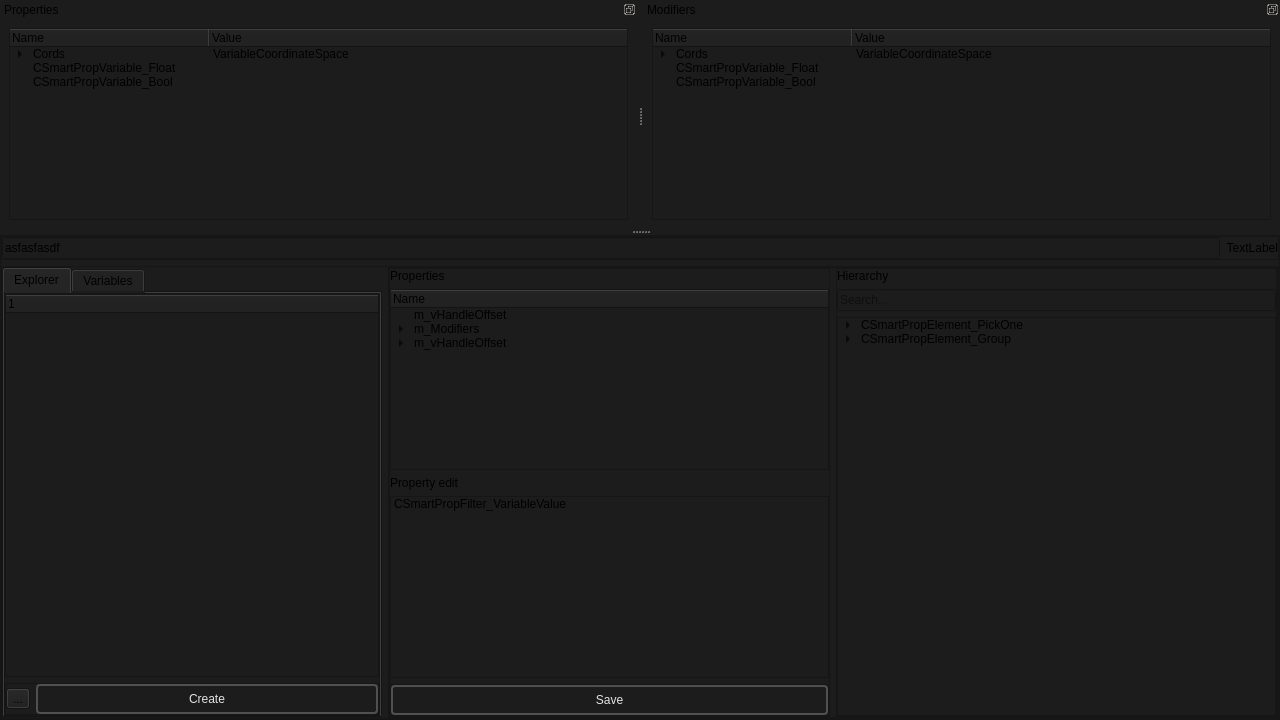
Qt form smartprop_editor/main.ui (dertwist/Hammer5Tools) before a commit.
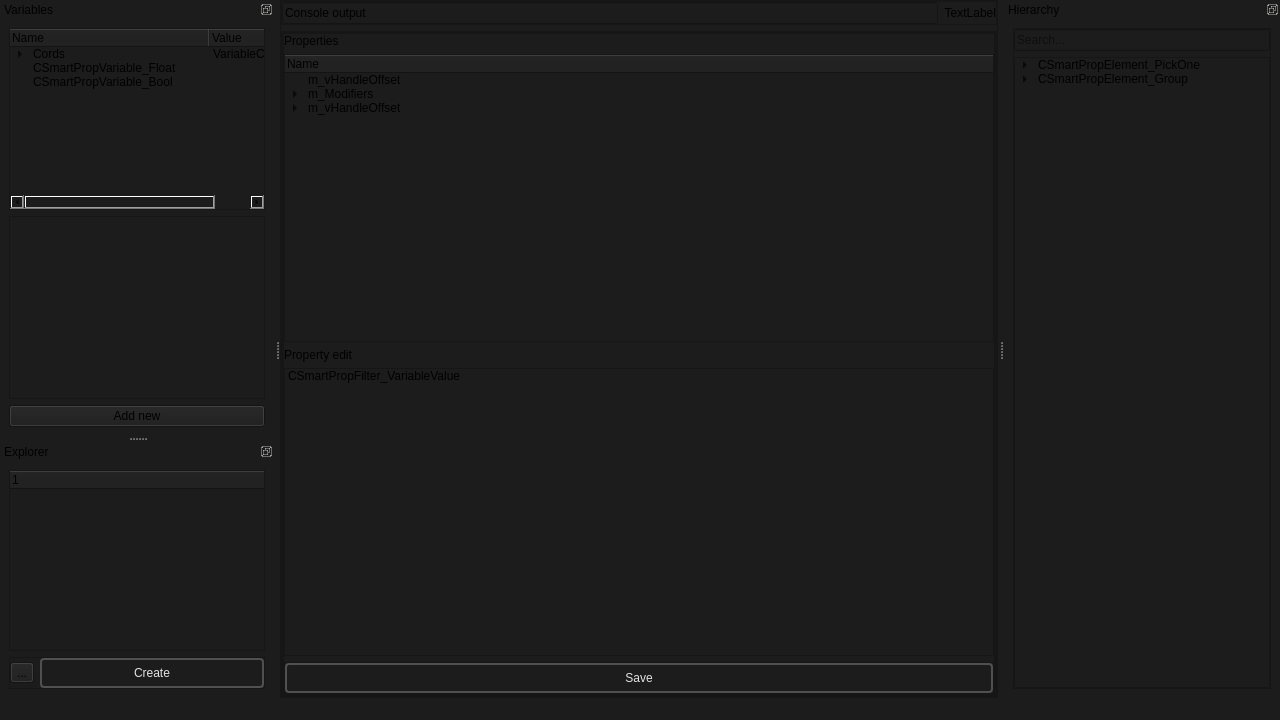
The same form after that commit. The open tabs and pages were chosen to show the change. Icons and pictures are not drawn.

Diff of the .ui file:
```diff
--- a/smartprop_editor/main.ui
+++ b/smartprop_editor/main.ui
@@ -75,7 +75,7 @@
           <item>
            <widget class="QLineEdit" name="status_bar">
             <property name="text">
-             <string>asfasfasdf</string>
+             <string>Console output</string>
             </property>
             <property name="readOnly">
              <bool>true</bool>
@@ -116,266 +116,6 @@
           <property name="bottomMargin">
            <number>0</number>
           </property>
-          <item>
-           <widget class="QTabWidget" name="tabWidget_2">
-            <property name="maximumSize">
-             <size>
-              <width>380</width>
-              <height>16777215</height>
-             </size>
-            </property>
-            <property name="currentIndex">
-             <number>1</number>
-            </property>
-            <widget class="QWidget" name="explorer">
-             <attribute name="title">
-              <string>Explorer</string>
-             </attribute>
-             <layout class="QHBoxLayout" name="horizontalLayout_8">
-              <property name="leftMargin">
-               <number>0</number>
-              </property>
-              <property name="topMargin">
-               <number>0</number>
-              </property>
-              <property name="rightMargin">
-               <number>0</number>
-              </property>
-              <property name="bottomMargin">
-               <number>0</number>
-              </property>
-              <item>
-               <widget class="QFrame" name="frame_3">
-                <property name="maximumSize">
-                 <size>
-                  <width>16666</width>
-                  <height>16777215</height>
-                 </size>
-                </property>
-                <property name="frameShape">
-                 <enum>QFrame::Shape::StyledPanel</enum>
-                </property>
-                <property name="frameShadow">
-                 <enum>QFrame::Shadow::Raised</enum>
-                </property>
-                <layout class="QVBoxLayout" name="verticalLayout">
-                 <property name="leftMargin">
-                  <number>0</number>
-                 </property>
-                 <property name="topMargin">
-                  <number>0</number>
-                 </property>
-                 <property name="rightMargin">
-                  <number>0</number>
-                 </property>
-                 <property name="bottomMargin">
-                  <number>0</number>
-                 </property>
-                 <item>
-                  <widget class="QTreeWidget" name="treeWidget">
-                   <column>
-                    <property name="text">
-                     <string notr="true">1</string>
-                    </property>
-                   </column>
-                  </widget>
-                 </item>
-                 <item>
-                  <widget class="QFrame" name="frame_4">
-                   <property name="maximumSize">
-                    <size>
-                     <width>16777215</width>
-                     <height>32</height>
-                    </size>
-                   </property>
-                   <property name="frameShape">
-                    <enum>QFrame::Shape::StyledPanel</enum>
-                   </property>
-                   <property name="frameShadow">
-                    <enum>QFrame::Shadow::Raised</enum>
-                   </property>
-                   <layout class="QHBoxLayout" name="horizontalLayout_2">
-                    <property name="leftMargin">
-                     <number>0</number>
-                    </property>
-                    <property name="topMargin">
-                     <number>0</number>
-                    </property>
-                    <property name="rightMargin">
-                     <number>0</number>
-                    </property>
-                    <property name="bottomMargin">
-                     <number>0</number>
-                    </property>
-                    <item>
-                     <widget class="QToolButton" name="toolButton">
-                      <property name="maximumSize">
-                       <size>
-                        <width>16777215</width>
-                        <height>16777215</height>
-                       </size>
-                      </property>
-                      <property name="text">
-                       <string>...</string>
-                      </property>
-                      <property name="icon">
-                       <iconset resource="../resources.qrc">
-                        <normaloff>:/icons/settings_16dp_9D9D9D_FILL0_wght400_GRAD0_opsz20.svg</normaloff>:/icons/settings_16dp_9D9D9D_FILL0_wght400_GRAD0_opsz20.svg</iconset>
-                      </property>
-                      <property name="iconSize">
-                       <size>
-                        <width>20</width>
-                        <height>20</height>
-                       </size>
-                      </property>
-                     </widget>
-                    </item>
-                    <item>
-                     <widget class="QPushButton" name="cerate_file_button">
-                      <property name="styleSheet">
-                       <string notr="true">
-    /* QPushButton default and hover styles */
-    QPushButton {
-
-        font: 600 10pt &quot;Segoe UI&quot;;
-	
-
-        border: 2px solid black;
-        border-radius: 4px;
-        border-color: rgba(80, 80, 80, 255);
-        height:22px;
-        padding-top: 2px;
-        padding-bottom:2px;
-        padding-left: 4px;
-        padding-right: 4px;
-        color: #E3E3E3;
-        background-color: #1C1C1C;
-    }
-    QPushButton:hover {
-        background-color: #414956;
-        color: white;
-    }
-    QPushButton:pressed {
-        background-color: red;
-        background-color: #1C1C1C;
-        margin: 1 px;
-        margin-left: 2px;
-        margin-right: 2px;
-
-    }</string>
-                      </property>
-                      <property name="text">
-                       <string>Create</string>
-                      </property>
-                     </widget>
-                    </item>
-                   </layout>
-                  </widget>
-                 </item>
-                </layout>
-               </widget>
-              </item>
-             </layout>
-            </widget>
-            <widget class="QWidget" name="Variables">
-             <attribute name="title">
-              <string>Variables</string>
-             </attribute>
-             <layout class="QVBoxLayout" name="verticalLayout_4">
-              <property name="leftMargin">
-               <number>0</number>
-              </property>
-              <property name="topMargin">
-               <number>0</number>
-              </property>
-              <property name="rightMargin">
-               <number>0</number>
-              </property>
-              <property name="bottomMargin">
-               <number>0</number>
-              </property>
-              <item>
-               <widget class="QTreeWidget" name="treeWidget_2">
-                <attribute name="headerVisible">
-                 <bool>true</bool>
-                </attribute>
-                <attribute name="headerCascadingSectionResizes">
-                 <bool>false</bool>
-                </attribute>
-                <attribute name="headerDefaultSectionSize">
-                 <number>200</number>
-                </attribute>
-                <attribute name="headerHighlightSections">
-                 <bool>false</bool>
-                </attribute>
-                <attribute name="headerShowSortIndicator" stdset="0">
-                 <bool>false</bool>
-                </attribute>
-                <column>
-                 <property name="text">
-                  <string>Name</string>
-                 </property>
-                </column>
-                <column>
-                 <property name="text">
-                  <string>Value</string>
-                 </property>
-                </column>
-                <item>
-                 <property name="text">
-                  <string>Cords</string>
-                 </property>
-                 <property name="text">
-                  <string>VariableCoordinateSpace</string>
-                 </property>
-                 <item>
-                  <property name="text">
-                   <string>Default Value</string>
-                  </property>
-                  <property name="text">
-                   <string>Element</string>
-                  </property>
-                 </item>
-                 <item>
-                  <property name="text">
-                   <string>Display Name</string>
-                  </property>
-                  <property name="text">
-                   <string/>
-                  </property>
-                 </item>
-                 <item>
-                  <property name="text">
-                   <string>Visible in editor</string>
-                  </property>
-                 </item>
-                </item>
-                <item>
-                 <property name="text">
-                  <string>CSmartPropVariable_Float</string>
-                 </property>
-                </item>
-                <item>
-                 <property name="text">
-                  <string>CSmartPropVariable_Bool</string>
-                 </property>
-                </item>
-               </widget>
-              </item>
-              <item>
-               <widget class="QListWidget" name="listWidget"/>
-              </item>
-              <item>
-               <widget class="QPushButton" name="pushButton">
-                <property name="text">
-                 <string>Add new</string>
-                </property>
-               </widget>
-              </item>
-             </layout>
-            </widget>
-           </widget>
-          </item>
           <item>
            <widget class="QFrame" name="frame_7">
             <property name="frameShape">
@@ -569,6 +309,29 @@
                </layout>
               </widget>
              </item>
+            </layout>
+           </widget>
+          </item>
+         </layout>
+        </widget>
+       </item>
+      </layout>
+     </widget>
+    </item>
+   </layout>
+  </widget>
+  <widget class="QDockWidget" name="dockWidget_4">
+   <property name="features">
+    <set>QDockWidget::DockWidgetFloatable|QDockWidget::DockWidgetMovable</set>
+   </property>
+   <property name="windowTitle">
+    <string>Hierarchy</string>
+   </property>
+   <attribute name="dockWidgetArea">
+    <number>2</number>
+   </attribute>
+   <widget class="QWidget" name="dockWidgetContents_2">
+    <layout class="QVBoxLayout" name="verticalLayout_8">
              <item>
               <widget class="QFrame" name="frame_2">
                <property name="frameShape">
@@ -593,13 +356,6 @@
                 <property name="bottomMargin">
                  <number>0</number>
                 </property>
-                <item>
-                 <widget class="QLabel" name="label">
-                  <property name="text">
-                   <string>Hierarchy</string>
-                  </property>
-                 </widget>
-                </item>
                 <item>
                  <widget class="QLineEdit" name="search_bar_elements">
                   <property name="placeholderText">
@@ -644,29 +400,21 @@
              </item>
             </layout>
            </widget>
-          </item>
-         </layout>
-        </widget>
-       </item>
-      </layout>
-     </widget>
-    </item>
-   </layout>
-  </widget>
-  <widget class="QDockWidget" name="dockWidget_2">
+  </widget>
+  <widget class="QDockWidget" name="dockWidget">
    <property name="features">
-    <set>QDockWidget::DockWidgetFeature::DockWidgetFloatable|QDockWidget::DockWidgetFeature::DockWidgetMovable</set>
+    <set>QDockWidget::DockWidgetFloatable|QDockWidget::DockWidgetMovable</set>
    </property>
    <property name="windowTitle">
-    <string>Properties</string>
+    <string>Variables</string>
    </property>
    <attribute name="dockWidgetArea">
-    <number>4</number>
+    <number>1</number>
    </attribute>
-   <widget class="QWidget" name="dockWidgetContents_5">
-    <layout class="QHBoxLayout" name="horizontalLayout_9">
+   <widget class="QWidget" name="dockWidgetContents">
+    <layout class="QVBoxLayout" name="verticalLayout_7">
      <item>
-      <widget class="QTreeWidget" name="treeWidget_4">
+      <widget class="QTreeWidget" name="treeWidget_2">
        <attribute name="headerVisible">
         <bool>true</bool>
        </attribute>
@@ -733,6 +481,16 @@
        </item>
       </widget>
      </item>
+     <item>
+      <widget class="QListWidget" name="listWidget"/>
+     </item>
+     <item>
+      <widget class="QPushButton" name="pushButton">
+       <property name="text">
+        <string>Add new</string>
+       </property>
+      </widget>
+     </item>
     </layout>
    </widget>
   </widget>
@@ -741,84 +499,128 @@
     <set>QDockWidget::DockWidgetFeature::DockWidgetFloatable|QDockWidget::DockWidgetFeature::DockWidgetMovable</set>
    </property>
    <property name="windowTitle">
-    <string>Modifiers</string>
+    <string>Explorer</string>
    </property>
    <attribute name="dockWidgetArea">
-    <number>4</number>
+    <number>1</number>
    </attribute>
    <widget class="QWidget" name="dockWidgetContents_6">
     <layout class="QVBoxLayout" name="verticalLayout_6">
      <item>
-      <widget class="QTreeWidget" name="treeWidget_5">
-       <attribute name="headerVisible">
-        <bool>true</bool>
-       </attribute>
-       <attribute name="headerCascadingSectionResizes">
-        <bool>false</bool>
-       </attribute>
-       <attribute name="headerDefaultSectionSize">
-        <number>200</number>
-       </attribute>
-       <attribute name="headerHighlightSections">
-        <bool>false</bool>
-       </attribute>
-       <attribute name="headerShowSortIndicator" stdset="0">
-        <bool>false</bool>
-       </attribute>
+      <widget class="QTreeWidget" name="treeWidget">
        <column>
         <property name="text">
-         <string>Name</string>
+         <string notr="true">1</string>
         </property>
        </column>
-       <column>
-        <property name="text">
-         <string>Value</string>
-        </property>
-       </column>
+      </widget>
+     </item>
        <item>
-        <property name="text">
-         <string>Cords</string>
-        </property>
-        <property name="text">
-         <string>VariableCoordinateSpace</string>
-        </property>
-        <item>
-         <property name="text">
-          <string>Default Value</string>
-         </property>
-         <property name="text">
-          <string>Element</string>
-         </property>
-        </item>
-        <item>
-         <property name="text">
-          <string>Display Name</string>
-         </property>
-         <property name="text">
-          <string/>
-         </property>
-        </item>
-        <item>
-         <property name="text">
-          <string>Visible in editor</string>
-         </property>
-        </item>
-       </item>
+      <widget class="QFrame" name="frame_4">
+       <property name="maximumSize">
+        <size>
+         <width>16777215</width>
+         <height>32</height>
+        </size>
+       </property>
+       <property name="frameShape">
+        <enum>QFrame::StyledPanel</enum>
+       </property>
+       <property name="frameShadow">
+        <enum>QFrame::Raised</enum>
+       </property>
+       <layout class="QHBoxLayout" name="horizontalLayout_2">
+        <property name="leftMargin">
+         <number>0</number>
+        </property>
+        <property name="topMargin">
+         <number>0</number>
+        </property>
+        <property name="rightMargin">
+         <number>0</number>
+        </property>
+        <property name="bottomMargin">
+         <number>0</number>
+        </property>
        <item>
+         <widget class="QToolButton" name="toolButton">
+          <property name="maximumSize">
+           <size>
+            <width>16777215</width>
+            <height>16777215</height>
+           </size>
+          </property>
         <property name="text">
-         <string>CSmartPropVariable_Float</string>
-        </property>
+           <string>...</string>
+          </property>
+          <property name="icon">
+           <iconset resource="../resources.qrc">
+            <normaloff>:/icons/settings_16dp_9D9D9D_FILL0_wght400_GRAD0_opsz20.svg</normaloff>:/icons/settings_16dp_9D9D9D_FILL0_wght400_GRAD0_opsz20.svg</iconset>
+          </property>
+          <property name="iconSize">
+           <size>
+            <width>20</width>
+            <height>20</height>
+           </size>
+          </property>
+         </widget>
        </item>
        <item>
+         <widget class="QPushButton" name="cerate_file_button">
+          <property name="styleSheet">
+           <string notr="true">
+    /* QPushButton default and hover styles */
+    QPushButton {
+
+        font: 600 10pt &quot;Segoe UI&quot;;
+	
+
+        border: 2px solid black;
+        border-radius: 4px;
+        border-color: rgba(80, 80, 80, 255);
+        height:22px;
+        padding-top: 2px;
+        padding-bottom:2px;
+        padding-left: 4px;
+        padding-right: 4px;
+        color: #E3E3E3;
+        background-color: #1C1C1C;
+    }
+    QPushButton:hover {
+        background-color: #414956;
+        color: white;
+    }
+    QPushButton:pressed {
+        background-color: red;
+        background-color: #1C1C1C;
+        margin: 1 px;
+        margin-left: 2px;
+        margin-right: 2px;
+
+    }</string>
+          </property>
         <property name="text">
-         <string>CSmartPropVariable_Bool</string>
-        </property>
-       </item>
+           <string>Create</string>
+          </property>
+         </widget>
+        </item>
+       </layout>
       </widget>
      </item>
     </layout>
    </widget>
   </widget>
+  <widget class="QStatusBar" name="statusBar"/>
+  <widget class="QMenuBar" name="menuBar">
+   <property name="geometry">
+    <rect>
+     <x>0</x>
+     <y>0</y>
+     <width>1280</width>
+     <height>21</height>
+    </rect>
+   </property>
+  </widget>
  </widget>
  <resources>
   <include location="../resources.qrc"/>
```
Left out of the diff: 46 changed lines with no effect on the pictures. Lines whose indentation alone changed are shown as unchanged.
